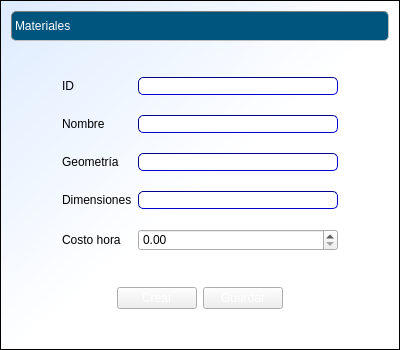
Old version of the form cosmec/formulariomateriales.ui in the repository Exxu/cosmec-si.
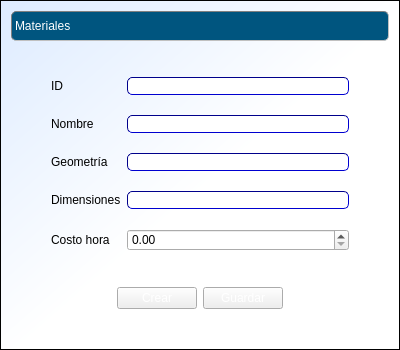
New version of the form.

What changed in the file:
```diff
--- a/cosmec/formulariomateriales.ui
+++ b/cosmec/formulariomateriales.ui
@@ -97,9 +97,12 @@
        <property name="orientation">
         <enum>Qt::Horizontal</enum>
        </property>
+       <property name="sizeType">
+        <enum>QSizePolicy::Maximum</enum>
+       </property>
        <property name="sizeHint" stdset="0">
         <size>
-         <width>13</width>
+         <width>40</width>
          <height>20</height>
         </size>
        </property>
@@ -184,9 +187,12 @@
        <property name="orientation">
         <enum>Qt::Horizontal</enum>
        </property>
+       <property name="sizeType">
+        <enum>QSizePolicy::Maximum</enum>
+       </property>
        <property name="sizeHint" stdset="0">
         <size>
-         <width>18</width>
+         <width>40</width>
          <height>20</height>
         </size>
        </property>
```
